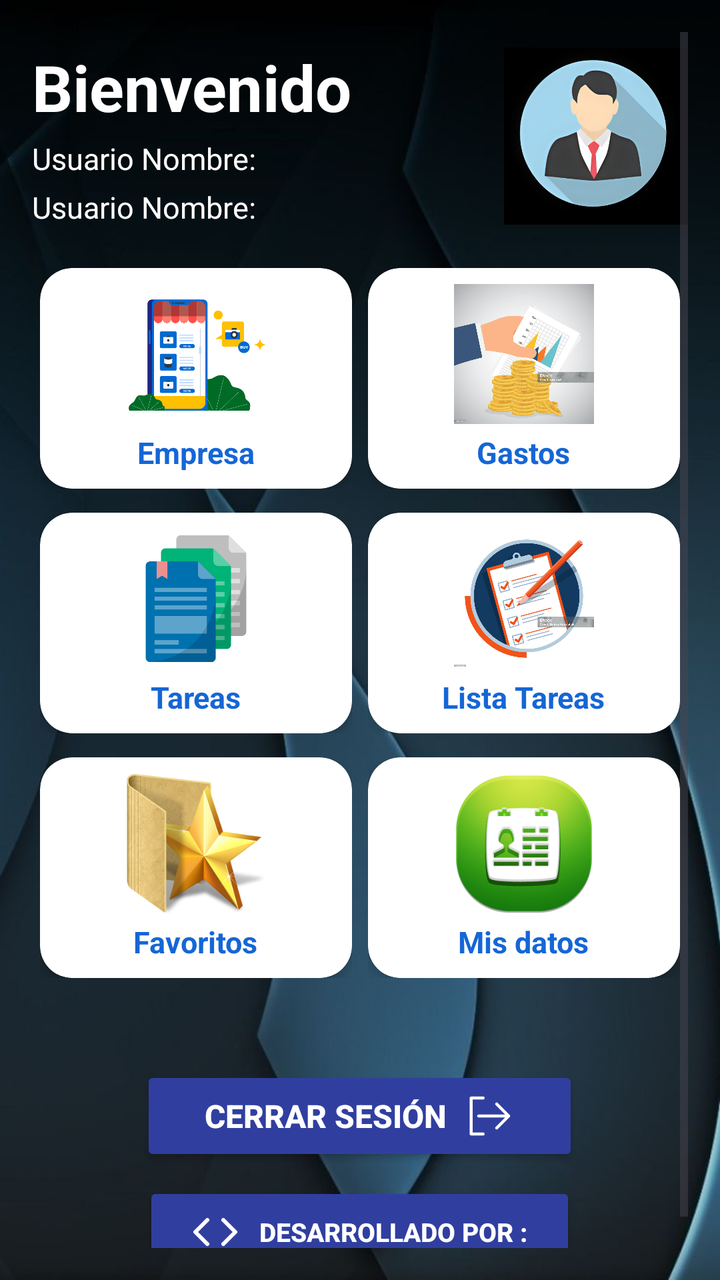
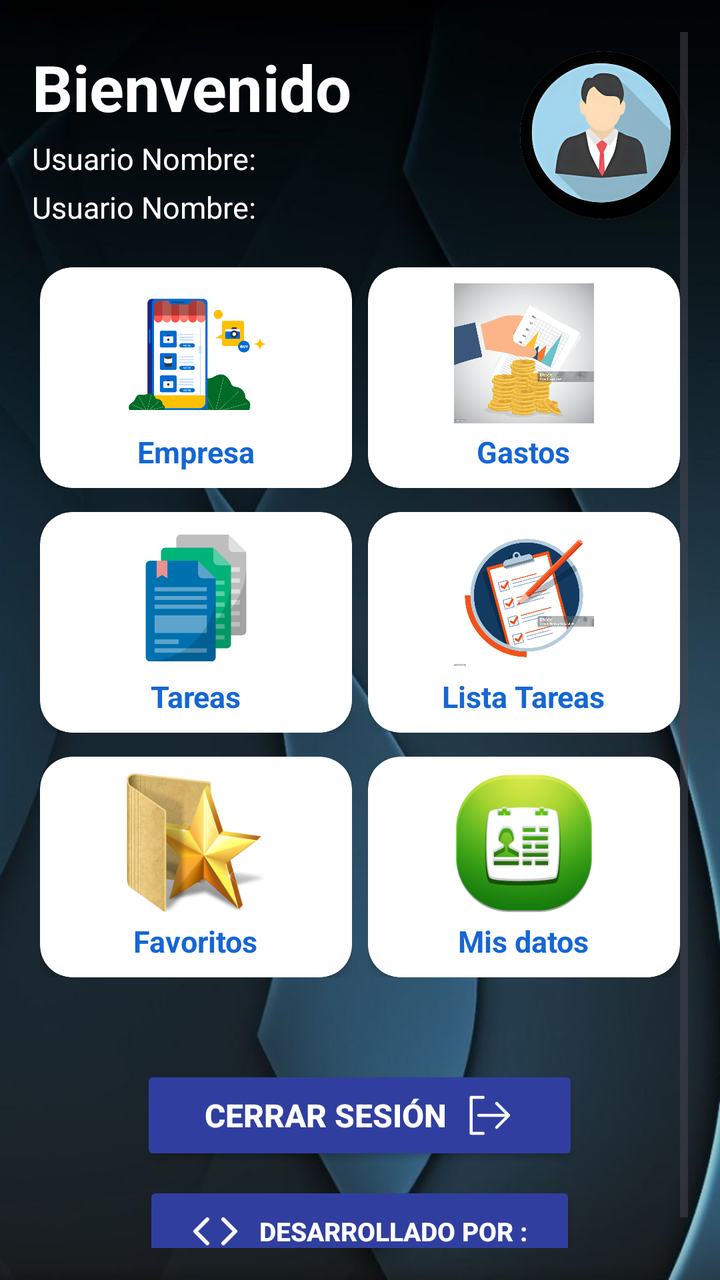

An Android layout rendered at two revisions. The XML below is the earlier revision; the diff shows what the commit changed to produce the second picture.
<!-- AndroidManifest.xml: application theme Theme.Gestion502 -->
<!-- res/layout/activity_dashboard.xml -->
<?xml version="1.0" encoding="utf-8"?>
<ScrollView
    xmlns:android="http://schemas.android.com/apk/res/android"
    xmlns:app="http://schemas.android.com/apk/res-auto"
    xmlns:tools="http://schemas.android.com/tools"
    android:id="@+id/main"
    android:layout_width="match_parent"
    android:layout_height="match_parent"
    android:fillViewport="true"
    android:background="@drawable/back_4"
    android:padding="16dp"
    tools:context=".DashboardActivity">

    <LinearLayout
        android:layout_width="match_parent"
        android:layout_height="wrap_content"
        android:orientation="vertical">

        <LinearLayout
            android:layout_width="match_parent"
            android:layout_height="wrap_content"
            android:layout_marginTop="6dp"
            android:layout_marginBottom="16dp"
            android:gravity="center_vertical"
            android:orientation="horizontal">

            <LinearLayout
                android:layout_width="0dp"
                android:layout_height="wrap_content"
                android:layout_weight="1"
                android:orientation="vertical">

                <TextView
                    android:id="@+id/tvBienvenida"
                    android:layout_width="wrap_content"
                    android:layout_height="wrap_content"
                    android:text="@string/bienvenido"
                    android:textColor="@color/white"
                    android:textSize="32sp"
                    android:textStyle="bold" />

                <TextView
                    android:id="@+id/tvUsuarioInfo"
                    android:layout_width="wrap_content"
                    android:layout_height="wrap_content"
                    android:layout_marginTop="4dp"
                    android:text="@string/usuario_nombre"
                    android:textColor="@color/white"
                    android:textSize="15sp" />
                <TextView
                    android:id="@+id/tvIdUsuario"
                    android:layout_width="wrap_content"
                    android:layout_height="wrap_content"
                    android:layout_marginTop="4dp"
                    android:text="@string/usuario_nombre"
                    android:textColor="@color/white"
                    android:textSize="15sp" />


            </LinearLayout>

            <ImageView
                android:id="@+id/ivAvatar"
                android:layout_width="92dp"
                android:layout_height="92dp"
                android:layout_marginStart="8dp"
                android:contentDescription="Avatar"
                android:src="@drawable/bienv_1" />

        </LinearLayout>

        <LinearLayout
            android:layout_width="match_parent"
            android:layout_height="wrap_content"
            android:layout_marginBottom="4dp"
            android:orientation="horizontal"
            android:weightSum="2">

            <LinearLayout
                android:layout_width="0dp"
                android:layout_height="wrap_content"
                android:layout_weight="1"
                android:layout_margin="4dp"
                android:gravity="center"
                android:orientation="vertical">

                <androidx.cardview.widget.CardView
                    android:id="@+id/cardEmpresa"
                    android:layout_width="match_parent"
                    android:layout_height="wrap_content"
                    app:cardBackgroundColor="@color/white"
                    app:cardCornerRadius="16dp"
                    app:cardElevation="3dp">

                    <LinearLayout
                        android:layout_width="match_parent"
                        android:layout_height="wrap_content"
                        android:gravity="center"
                        android:orientation="vertical"
                        android:paddingTop="8dp"
                        android:paddingBottom="8dp"
                        android:paddingStart="6dp"
                        android:paddingEnd="6dp">

                        <ImageView
                            android:layout_width="70dp"
                            android:layout_height="70dp"
                            android:contentDescription="@string/empresa"
                            android:src="@drawable/clientes_bi" />

                        <TextView
                            android:layout_width="wrap_content"
                            android:layout_height="wrap_content"
                            android:layout_marginTop="4dp"
                            android:text="@string/empresa"
                            android:textColor="#1566D6"
                            android:textSize="15sp"
                            android:textStyle="bold" />
                    </LinearLayout>
                </androidx.cardview.widget.CardView>
            </LinearLayout>

            <LinearLayout
                android:layout_width="0dp"
                android:layout_height="wrap_content"
                android:layout_weight="1"
                android:layout_margin="4dp"
                android:gravity="center"
                android:orientation="vertical">

                <androidx.cardview.widget.CardView
                    android:id="@+id/cardGastos"
                    android:layout_width="match_parent"
                    android:layout_height="wrap_content"
                    app:cardBackgroundColor="@color/white"
                    app:cardCornerRadius="16dp"
                    app:cardElevation="3dp">

                    <LinearLayout
                        android:layout_width="match_parent"
                        android:layout_height="wrap_content"
                        android:gravity="center"
                        android:orientation="vertical"
                        android:paddingTop="8dp"
                        android:paddingBottom="8dp"
                        android:paddingStart="6dp"
                        android:paddingEnd="6dp">

                        <ImageView
                            android:layout_width="70dp"
                            android:layout_height="70dp"
                            android:contentDescription="@string/gastos"
                            android:src="@drawable/gastos" />

                        <TextView
                            android:layout_width="wrap_content"
                            android:layout_height="wrap_content"
                            android:layout_marginTop="4dp"
                            android:text="@string/gastos"
                            android:textColor="#1566D6"
                            android:textSize="15sp"
                            android:textStyle="bold" />
                    </LinearLayout>
                </androidx.cardview.widget.CardView>
            </LinearLayout>

        </LinearLayout>

        <LinearLayout
            android:layout_width="match_parent"
            android:layout_height="wrap_content"
            android:layout_marginBottom="4dp"
            android:orientation="horizontal"
            android:weightSum="2">

            <LinearLayout
                android:layout_width="0dp"
                android:layout_height="wrap_content"
                android:layout_weight="1"
                android:layout_margin="4dp"
                android:gravity="center"
                android:orientation="vertical">

                <androidx.cardview.widget.CardView
                    android:id="@+id/cardTareas"
                    android:layout_width="match_parent"
                    android:layout_height="wrap_content"
                    app:cardBackgroundColor="@color/white"
                    app:cardCornerRadius="16dp"
                    app:cardElevation="3dp">

                    <LinearLayout
                        android:layout_width="match_parent"
                        android:layout_height="wrap_content"
                        android:gravity="center"
                        android:orientation="vertical"
                        android:paddingTop="8dp"
                        android:paddingBottom="8dp"
                        android:paddingStart="6dp"
                        android:paddingEnd="6dp">

                        <ImageView
                            android:layout_width="70dp"
                            android:layout_height="70dp"
                            android:contentDescription="@string/tareas"
                            android:src="@drawable/tareas" />

                        <TextView
                            android:layout_width="wrap_content"
                            android:layout_height="wrap_content"
                            android:layout_marginTop="4dp"
                            android:text="@string/tareas"
                            android:textColor="#1566D6"
                            android:textSize="15sp"
                            android:textStyle="bold" />
                    </LinearLayout>
                </androidx.cardview.widget.CardView>
            </LinearLayout>

            <LinearLayout
                android:layout_width="0dp"
                android:layout_height="wrap_content"
                android:layout_weight="1"
                android:layout_margin="4dp"
                android:gravity="center"
                android:orientation="vertical">

                <androidx.cardview.widget.CardView
                    android:id="@+id/cardListaTareas"
                    android:layout_width="match_parent"
                    android:layout_height="wrap_content"
                    app:cardBackgroundColor="@color/white"
                    app:cardCornerRadius="16dp"
                    app:cardElevation="3dp">

                    <LinearLayout
                        android:layout_width="match_parent"
                        android:layout_height="wrap_content"
                        android:gravity="center"
                        android:orientation="vertical"
                        android:paddingTop="8dp"
                        android:paddingBottom="8dp"
                        android:paddingStart="6dp"
                        android:paddingEnd="6dp">

                        <ImageView
                            android:layout_width="70dp"
                            android:layout_height="70dp"
                            android:contentDescription="@string/lista_tareas"
                            android:src="@drawable/lista_tareas" />

                        <TextView
                            android:layout_width="wrap_content"
                            android:layout_height="wrap_content"
                            android:layout_marginTop="4dp"
                            android:text="@string/lista_tareas"
                            android:textColor="#1566D6"
                            android:textSize="15sp"
                            android:textStyle="bold" />
                    </LinearLayout>
                </androidx.cardview.widget.CardView>
            </LinearLayout>

        </LinearLayout>

        <LinearLayout
            android:layout_width="match_parent"
            android:layout_height="wrap_content"
            android:layout_marginBottom="4dp"
            android:orientation="horizontal"
            android:weightSum="2">

            <LinearLayout
                android:layout_width="0dp"
                android:layout_height="wrap_content"
                android:layout_weight="1"
                android:layout_margin="4dp"
                android:gravity="center"
                android:orientation="vertical">

                <androidx.cardview.widget.CardView
                    android:id="@+id/cardFavoritos"
                    android:layout_width="match_parent"
                    android:layout_height="wrap_content"
                    app:cardBackgroundColor="@color/white"
                    app:cardCornerRadius="16dp"
                    app:cardElevation="3dp">

                    <LinearLayout
                        android:layout_width="match_parent"
                        android:layout_height="wrap_content"
                        android:gravity="center"
                        android:orientation="vertical"
                        android:paddingTop="8dp"
                        android:paddingBottom="8dp"
                        android:paddingStart="6dp"
                        android:paddingEnd="6dp">

                        <ImageView
                            android:layout_width="70dp"
                            android:layout_height="70dp"
                            android:contentDescription="@string/empresa"
                            android:src="@drawable/favoritos" />

                        <TextView
                            android:layout_width="wrap_content"
                            android:layout_height="wrap_content"
                            android:layout_marginTop="4dp"
                            android:text="@string/favoritos"
                            android:textColor="#1566D6"
                            android:textSize="15sp"
                            android:textStyle="bold" />
                    </LinearLayout>
                </androidx.cardview.widget.CardView>
            </LinearLayout>

            <LinearLayout
                android:layout_width="0dp"
                android:layout_height="wrap_content"
                android:layout_weight="1"
                android:layout_margin="4dp"
                android:gravity="center"
                android:orientation="vertical">

                <androidx.cardview.widget.CardView
                    android:id="@+id/cardMisDatos"
                    android:layout_width="match_parent"
                    android:layout_height="wrap_content"
                    app:cardBackgroundColor="@color/white"
                    app:cardCornerRadius="16dp"
                    app:cardElevation="3dp">

                    <LinearLayout
                        android:layout_width="match_parent"
                        android:layout_height="wrap_content"
                        android:gravity="center"
                        android:orientation="vertical"
                        android:paddingTop="8dp"
                        android:paddingBottom="8dp"
                        android:paddingStart="6dp"
                        android:paddingEnd="6dp">

                        <ImageView
                            android:layout_width="70dp"
                            android:layout_height="70dp"
                            android:contentDescription="@string/empresa"
                            android:src="@drawable/mis_datos" />

                        <TextView
                            android:layout_width="wrap_content"
                            android:layout_height="wrap_content"
                            android:layout_marginTop="4dp"
                            android:text="@string/mis_datos"
                            android:textColor="#1566D6"
                            android:textSize="15sp"
                            android:textStyle="bold" />
                    </LinearLayout>
                </androidx.cardview.widget.CardView>
            </LinearLayout>

        </LinearLayout>

        <View
            android:layout_width="match_parent"
            android:layout_height="0dp"
            android:layout_weight="1"
            android:minHeight="28dp" />

        <Button
            android:id="@+id/btnCerrarSesion"
            android:layout_width="wrap_content"
            android:layout_height="50dp"
            android:layout_gravity="center_horizontal"
            android:layout_marginTop="8dp"
            android:backgroundTint="@color/colorPrimaryDark"
            android:drawableEnd="@drawable/out"
            android:drawablePadding="10dp"
            android:drawableTint="@color/white"
            android:paddingHorizontal="32dp"
            android:text="@string/cerrar_sesion"
            android:textColor="@color/white"
            android:textSize="16sp"
            android:textStyle="bold"
            app:cornerRadius="12dp" />

        <Button
            android:id="@+id/btnDesarrollador"
            android:layout_width="wrap_content"
            android:layout_height="50dp"
            android:layout_gravity="center_horizontal"
            android:layout_marginTop="8dp"
            android:layout_marginBottom="16dp"
            android:backgroundTint="@color/colorPrimaryDark"
            android:drawableLeft="@drawable/code"
            android:drawablePadding="10dp"
            android:drawableTint="@color/white"
            android:paddingHorizontal="24dp"
            android:text="@string/desarrollo"
            android:textColor="@color/white"
            android:textSize="13sp"
            android:textStyle="bold"
            app:cornerRadius="12dp" />

    </LinearLayout>

</ScrollView>
<!-- resources referenced by this layout -->
<resources>
  <color name="colorPrimaryDark">#303f9f</color>
  <color name="white">#FFFFFFFF</color>
  <!-- drawable back_4: jpg bitmap (drawable, 27163 bytes) -->
  <!-- drawable bienv_1: png bitmap (drawable, 121839 bytes) -->
  <!-- drawable clientes_bi: png bitmap (drawable, 28910 bytes) -->
  <!-- drawable code (drawable) -->
  <vector xmlns:android="http://schemas.android.com/apk/res/android"
      android:width="24dp"
      android:height="24dp"
      android:viewportWidth="24"
      android:viewportHeight="24">
    <path
        android:pathData="m16,18 l6,-6 -6,-6"
        android:strokeLineJoin="round"
        android:strokeWidth="2"
        android:fillColor="#00000000"
        android:strokeColor="#FFFFFF"
        android:strokeLineCap="round"/>
    <path
        android:pathData="m8,6 l-6,6 6,6"
        android:strokeLineJoin="round"
        android:strokeWidth="2"
        android:fillColor="#00000000"
        android:strokeColor="#FFFFFF"
        android:strokeLineCap="round"/>
  </vector>
  <!-- drawable favoritos: png bitmap (drawable, 70799 bytes) -->
  <!-- drawable gastos: jpg bitmap (drawable, 70530 bytes) -->
  <!-- drawable lista_tareas: jpg bitmap (drawable, 80834 bytes) -->
  <!-- drawable mis_datos: png bitmap (drawable, 51778 bytes) -->
  <!-- drawable out (drawable) -->
  <vector xmlns:android="http://schemas.android.com/apk/res/android"
      android:width="24dp"
      android:height="24dp"
      android:viewportWidth="32"
      android:viewportHeight="32">
    <path
        android:pathData="M28,16H8m12,-8l8,8l-8,8m-9,4H3V4h8"
        android:strokeLineJoin="round"
        android:strokeWidth="2"
        android:fillColor="#00000000"
        android:strokeColor="#FFFFFF"
        android:strokeLineCap="round"/>
  </vector>
  <!-- drawable tareas: png bitmap (drawable, 9739 bytes) -->
  <string name="bienvenido">Bienvenido</string>
  <string name="cerrar_sesion">Cerrar Sesión</string>
  <string name="desarrollo">Desarrollado Por : </string>
  <string name="empresa">Empresa</string>
  <string name="favoritos">Favoritos</string>
  <string name="gastos">Gastos</string>
  <string name="lista_tareas">Lista Tareas</string>
  <string name="mis_datos">Mis datos</string>
  <string name="tareas">Tareas</string>
  <string name="usuario_nombre">Usuario Nombre:</string>
  <style name="Theme.Gestion502" parent="Base.Theme.Gestion502" />
  <style name="Base.Theme.Gestion502" parent="Theme.Material3.DayNight.NoActionBar">
          
          
          <item name="colorPrimary">@color/colorPrimary</item>
          <item name="colorPrimaryVariant">@color/colorPrimaryDark</item>
          <item name="colorOnPrimary">@color/white</item>
          <item name="colorOnSecondary">@color/black</item>
  
      </style>
  <color name="colorPrimary">#3f51b5</color>
  <color name="black">#FF000000</color>
</resources>

<!-- the commit's change to res/layout/activity_dashboard.xml (unified diff, before → after) -->
@@ -59,13 +59,24 @@
 
             </LinearLayout>
 
-            <ImageView
-                android:id="@+id/ivAvatar"
-                android:layout_width="92dp"
-                android:layout_height="92dp"
+            <androidx.cardview.widget.CardView
+                android:layout_width="84dp"
+                android:layout_height="84dp"
                 android:layout_marginStart="8dp"
-                android:contentDescription="Avatar"
-                android:src="@drawable/bienv_1" />
+                android:layout_gravity="center_vertical"
+                app:cardCornerRadius="42dp"
+                app:cardElevation="3dp"
+                app:cardBackgroundColor="@color/white">
+
+                <ImageView
+                    android:id="@+id/ivAvatar"
+                    android:layout_width="match_parent"
+                    android:layout_height="match_parent"
+                    android:scaleType="centerCrop"
+                    android:contentDescription="Avatar"
+                    android:src="@drawable/bienv_1" />
+
+            </androidx.cardview.widget.CardView>
 
         </LinearLayout>
 
